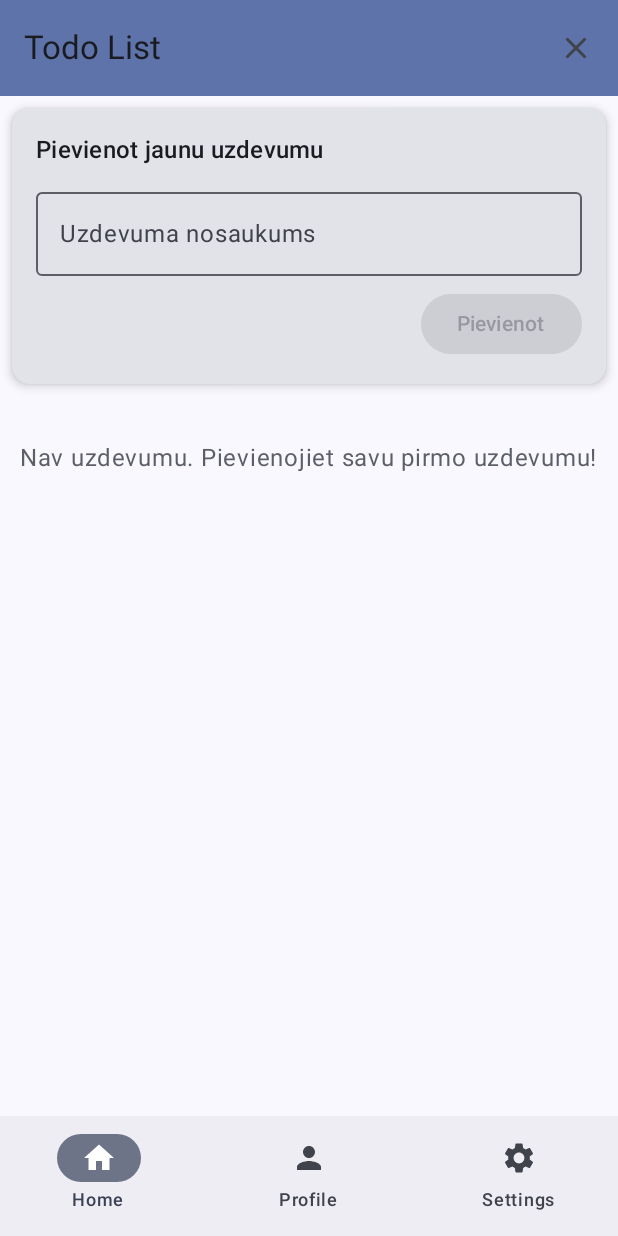
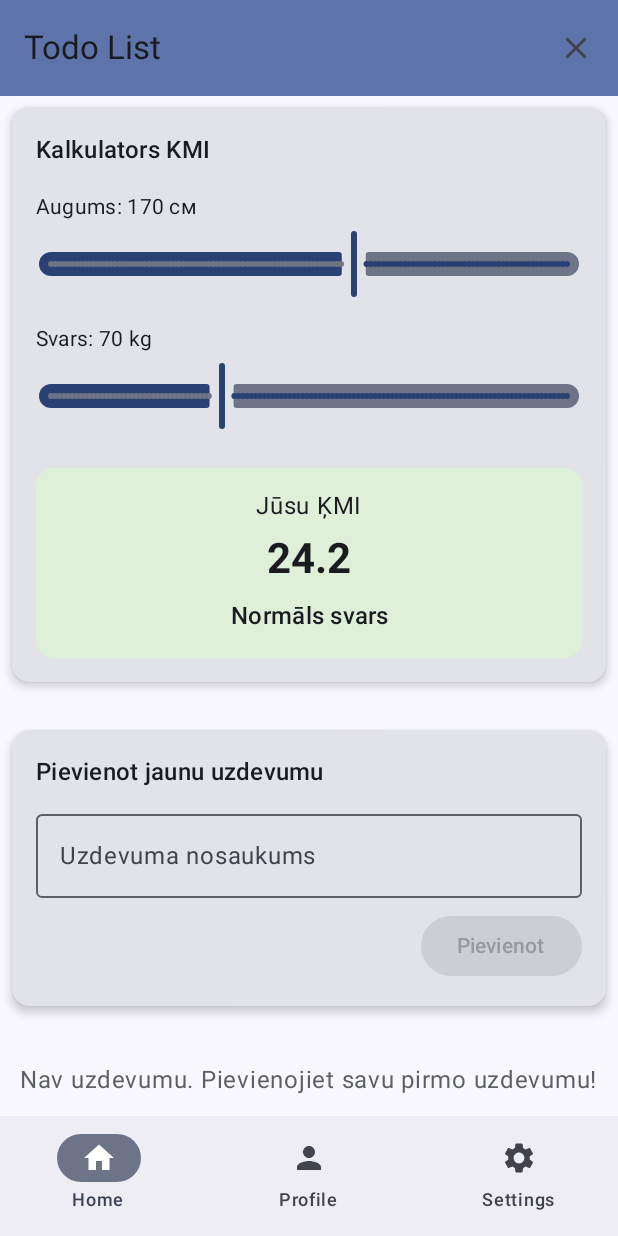
Before and after one commit to himikko1/Eksamens_Zitkova, an Android app built with Jetpack Compose: the HomePage screen opened through its navigation route, on a phone screen of 412 x 824 dp. Run offline under Robolectric (Android 15) with nearby library versions, the phone set to English and light mode, and no system bars; our stand-ins replace Firebase (no records; nobody signed in at launch, a user with empty details on screens opened directly), livedata-compose.

Commit message:
Izveidoju, lai izvadas informācija un slider, lai user varetu ievadit savu augumu un svaru

```diff
--- a/app/src/main/java/com/example/myapplication/MainActivity.kt
+++ b/app/src/main/java/com/example/myapplication/MainActivity.kt
@@ -14,6 +14,7 @@ import com.example.myapplication.ui.theme.MyApplicationTheme
 class MainActivity : ComponentActivity() {
     private val authViewModel: AuthViewModel by viewModels()
     private val todoViewModel: TodoViewModel by viewModels()
+    private val bmiViewModel: BmiViewModel by viewModels()
 
     override fun onCreate(savedInstanceState: Bundle?) {
         super.onCreate(savedInstanceState)
@@ -24,7 +25,8 @@ class MainActivity : ComponentActivity() {
                     MyAppNavigation(
                         modifier = Modifier.padding(innerPadding),
                         authViewModel = authViewModel,
-                        todoViewModel = todoViewModel
+                        todoViewModel = todoViewModel,
+                        bmiViewModel = bmiViewModel
                     )
                 }
             }
--- a/app/src/main/java/com/example/myapplication/MyAppNavigation.kt
+++ b/app/src/main/java/com/example/myapplication/MyAppNavigation.kt
@@ -57,7 +57,8 @@ sealed class BottomNavItem(val route: String, val icon: @Composable () -> Unit,
 fun MyAppNavigation(
     modifier: Modifier = Modifier,
     authViewModel: AuthViewModel,
-    todoViewModel: TodoViewModel
+    todoViewModel: TodoViewModel,
+    bmiViewModel: BmiViewModel
 ) {
     val navController = rememberNavController()
 
@@ -119,7 +120,7 @@ fun MyAppNavigation(
 
             //galvēnie ekrāni (ar bottom navigation)
             composable(BottomNavItem.Home.route) {
-                HomePage(modifier, navController, authViewModel, todoViewModel)
+                HomePage(modifier, navController, authViewModel, todoViewModel,  bmiViewModel )
             }
 
             // tiek izmantota *pagaidu* implementacija , līdz , kad ProfilePage tiek pareizi izvedoita
--- a/app/src/main/java/com/example/myapplication/pages/HomePage.kt
+++ b/app/src/main/java/com/example/myapplication/pages/HomePage.kt
@@ -6,7 +6,9 @@ import androidx.compose.foundation.background
 import androidx.compose.foundation.layout.*
 import androidx.compose.foundation.lazy.LazyColumn
 import androidx.compose.foundation.lazy.itemsIndexed
+import androidx.compose.foundation.rememberScrollState
 import androidx.compose.foundation.shape.RoundedCornerShape
+import androidx.compose.foundation.verticalScroll
 import androidx.compose.material.icons.Icons
 import androidx.compose.material.icons.filled.Add
 import androidx.compose.material.icons.filled.Check
@@ -25,6 +27,7 @@ import androidx.compose.ui.unit.dp
 import androidx.compose.ui.unit.sp
 import androidx.navigation.NavController
 import com.example.myapplication.AuthViewModel
+import com.example.myapplication.BmiViewModel
 import com.example.myapplication.Todo
 import com.example.myapplication.TodoViewModel
 import java.text.SimpleDateFormat
@@ -35,7 +38,8 @@ fun HomePage(
     modifier: Modifier = Modifier,
     navController: NavController,
     authViewModel: AuthViewModel,
-    todoViewModel: TodoViewModel
+    todoViewModel: TodoViewModel,
+    bmiViewModel: BmiViewModel
 ) {
     val authState = authViewModel.authState.observeAsState()
     val error = todoViewModel.error.observeAsState()
@@ -82,19 +86,143 @@ fun HomePage(
         snackbarHost = { SnackbarHost(snackbarHostState) },
         modifier = modifier.fillMaxSize()
     ) { paddingValues ->
-
-        TodoList(
-            viewModel = todoViewModel,
+        Column(
             modifier = Modifier
                 .fillMaxSize()
                 .padding(paddingValues)
                 .padding(horizontal = 8.dp)
-        )
+                .verticalScroll(rememberScrollState())
+        ) {
+
+            BmiCalculator(
+                bmiViewModel = bmiViewModel,
+                modifier = Modifier
+                    .fillMaxWidth()
+                    .padding(bottom = 16.dp)
+            )
+
+
+            TodoListOriginal(
+                viewModel = todoViewModel,
+                modifier = Modifier
+                    .fillMaxWidth()
+            )
+        }
     }
 }
 
 @Composable
-fun TodoList(viewModel: TodoViewModel, modifier: Modifier = Modifier) {
+fun BmiCalculator(
+    bmiViewModel: BmiViewModel,
+    modifier: Modifier = Modifier
+) {
+    val height by bmiViewModel.height.observeAsState(170f)
+    val weight by bmiViewModel.weight.observeAsState(70f)
+    val bmiResult by bmiViewModel.bmiResult.observeAsState(0f)
+    val bmiCategory by bmiViewModel.bmiCategory.observeAsState("")
+
+    Card(
+        modifier = modifier
+            .padding(vertical = 8.dp),
+        elevation = CardDefaults.cardElevation(defaultElevation = 4.dp)
+    ) {
+        Column(
+            modifier = Modifier
+                .fillMaxWidth()
+                .padding(16.dp)
+        ) {
+            Text(
+                text = "Kalkulators KMI",
+                style = MaterialTheme.typography.titleMedium,
+                modifier = Modifier.padding(bottom = 16.dp)
+            )
+
+            // izvada augumu
+            Text(
+                text = "Augums: ${height.toInt()} см",
+                style = MaterialTheme.typography.bodyMedium,
+                modifier = Modifier.padding(bottom = 4.dp)
+            )
+
+            // slider prieks augumu
+            Slider(
+                value = height,
+                onValueChange = { bmiViewModel.updateHeight(it) },
+                valueRange = 100f..220f,
+                steps = 120,
+                modifier = Modifier.padding(bottom = 16.dp)
+            )
+
+            // izvada svaru
+            Text(
+                text = "Svars: ${weight.toInt()} kg",
+                style = MaterialTheme.typography.bodyMedium,
+                modifier = Modifier.padding(bottom = 4.dp)
+            )
+
+            // slaider prieks svaru
+            Slider(
+                value = weight,
+                onValueChange = { bmiViewModel.updateWeight(it) },
+                valueRange = 30f..150f,
+                steps = 120,
+                modifier = Modifier.padding(bottom = 16.dp)
+            )
+
+            // rezultats
+            BmiResultDisplay(bmiResult, bmiCategory)
+        }
+    }
+}
+
+@Composable
+fun BmiResultDisplay(bmiResult: Float, bmiCategory: String) {
+    val backgroundColor = when {
+        bmiResult < 18.5 -> Color(0xFFF5F5DC)
+        bmiResult < 25 -> Color(0xFFDEF1D8)
+        bmiResult < 30 -> Color(0xFFFFE5B4)
+        else -> Color(0xFFFFCCCB)
+    }
+
+    Card(
+        modifier = Modifier
+            .fillMaxWidth()
+            .padding(top = 8.dp),
+        colors = CardDefaults.cardColors(
+            containerColor = backgroundColor
+        )
+    ) {
+        Column(
+            modifier = Modifier
+                .fillMaxWidth()
+                .padding(16.dp),
+            horizontalAlignment = Alignment.CenterHorizontally
+        ) {
+            Text(
+                text = "Jūsu ĶMI",
+                style = MaterialTheme.typography.bodyLarge,
+                modifier = Modifier.padding(bottom = 8.dp)
+            )
+
+            Text(
+                text = String.format("%.1f", bmiResult),
+                style = MaterialTheme.typography.headlineMedium,
+                fontWeight = androidx.compose.ui.text.font.FontWeight.Bold,
+                modifier = Modifier.padding(bottom = 8.dp)
+            )
+
+            Text(
+                text = bmiCategory,
+                style = MaterialTheme.typography.titleMedium,
+                textAlign = androidx.compose.ui.text.style.TextAlign.Center
+            )
+        }
+    }
+}
+
+
+@Composable
+fun TodoListOriginal(viewModel: TodoViewModel, modifier: Modifier = Modifier) {
     val todoList by viewModel.todoList.observeAsState(emptyList())
     val isLoading by viewModel.isLoading.observeAsState(false)
     var inputText by remember { mutableStateOf("") }
@@ -193,8 +321,11 @@ fun TodoList(viewModel: TodoViewModel, modifier: Modifier = Modifier) {
             }
         } else if (!isLoading) {
             LazyColumn(
-                modifier = Modifier.fillMaxWidth(),
-                contentPadding = PaddingValues(vertical = 8.dp)
+                modifier = Modifier
+                    .fillMaxWidth()
+                    .height(500.dp),
+                contentPadding = PaddingValues(vertical = 8.dp),
+                userScrollEnabled = true
             ) {
                 itemsIndexed(todoList) { _, item ->
                     TodoItem(
```
